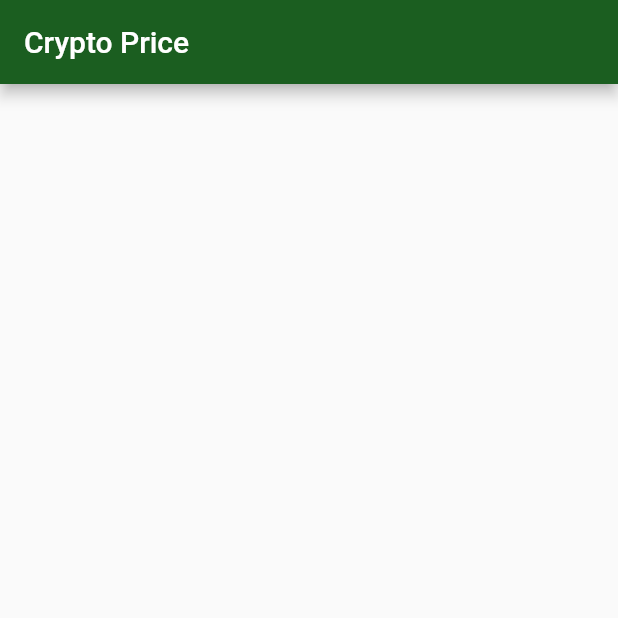
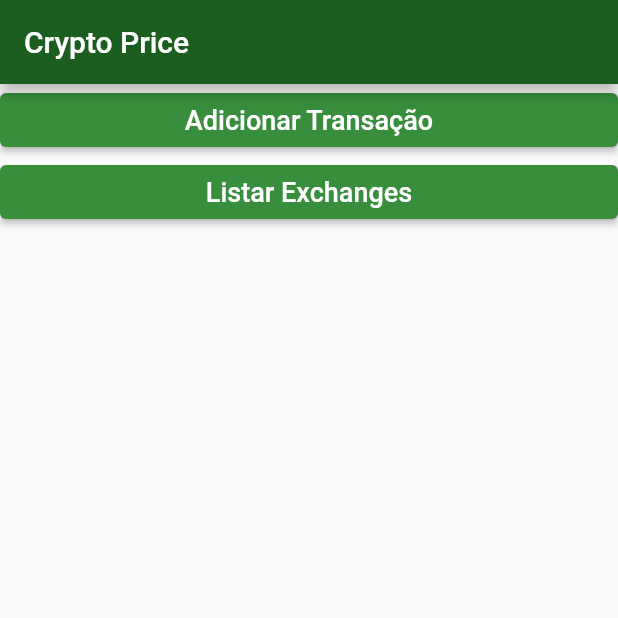
Before and after one commit to vallades/cryptoprice, a Flutter app: the screen it shows after launch, on a phone screen of 412 x 824 dp, the top half of it. Run offline on Flutter 3.47's test engine with Material 2 defaults, Android fonts, the phone set to English and light mode, and no system bars.

Commit message:
Add exchanges data, model and screen. Add nav utils. Modified home and add transaction screen.

```diff
--- /dev/null
+++ b/lib/models/exchanges_model.dart
@@ -0,0 +1,46 @@
+class Exchanges {
+  String exchange;
+  double last;
+  double high;
+  int low;
+  double vol;
+  double vwap;
+  double money;
+  int trades;
+
+  Exchanges({
+    this.exchange,
+    this.last,
+    this.high,
+    this.low,
+    this.vol,
+    this.vwap,
+    this.money,
+    this.trades
+  });
+
+  Exchanges.fromJson(Map<String, dynamic> json) {
+    exchange = json['exchanges'];
+    last = json['last'];
+    high = json['high'];
+    low = json['low'];
+    vol = json['vol'];
+    vwap = json['vwap'];
+    money = json['money'];
+    trades = json['trades'];
+  }
+
+  Map<String, dynamic> toJson() {
+    final Map<String, dynamic> data = new Map<String, dynamic>();
+
+    data['last'] = this.last;
+    data['high'] = this.high;
+    data['low'] = this.low;
+    data['vol'] = this.vol;
+    data['vwap'] = this.vwap;
+    data['money'] = this.money;
+    data['trades'] = this.trades;
+
+    return data;
+  }
+}
--- a/lib/screens/add_transaction_screen.dart
+++ b/lib/screens/add_transaction_screen.dart
@@ -21,7 +21,7 @@ class _AddTransactionScreenState extends State<AddTransactionScreen> {
   Widget build(BuildContext context) {
     return Scaffold(
       appBar: AppBar(
-        title: Text('Crypto Price'),
+        title: Text('Adicionar Transação'),
       ),
       body: _body(context),
     );
--- a/lib/screens/home_screen.dart
+++ b/lib/screens/home_screen.dart
@@ -1,3 +1,6 @@
+import 'package:cryptoprice/screens/add_transaction_screen.dart';
+import 'package:cryptoprice/screens/exchanges_screen.dart';
+import 'package:cryptoprice/utils/nav.dart';
 import 'package:flutter/material.dart';
 
 class HomeScreen extends StatelessWidget {
@@ -8,13 +11,42 @@ class HomeScreen extends StatelessWidget {
       appBar: AppBar(
         title: Text('Crypto Price'),
       ),
-      body: _body(),
+      body: _body(context),
     );
   }
 
-  _body() {
-    return Scaffold(
-
+  _body(BuildContext context) {
+    return Container(
+      child: ListView(
+        children: <Widget>[
+          RaisedButton(
+            color: Colors.green[700],
+            child: Text(
+              "Adicionar Transação",
+              style: TextStyle(
+                color: Colors.white,
+                fontSize: 18,
+              ),
+            ),
+            onPressed: () {
+              push(context, AddTransactionScreen());
+            },
+          ),
+          RaisedButton (
+            color: Colors.green[700],
+            child: Text(
+              "Listar Exchanges",
+              style: TextStyle(
+                color: Colors.white,
+                fontSize: 18,
+              ),
+            ),
+            onPressed: () {
+              push(context, ExchangesScreen());
+            },
+          ),
+        ],
+      ),
     );
   }
 }
```
Also changed, not shown: lib/data/exchanges_data.dart (added, +23 -0 lines), lib/screens/exchanges_screen.dart (added, +38 -0 lines), lib/utils/nav.dart (added, +14 -0 lines).
